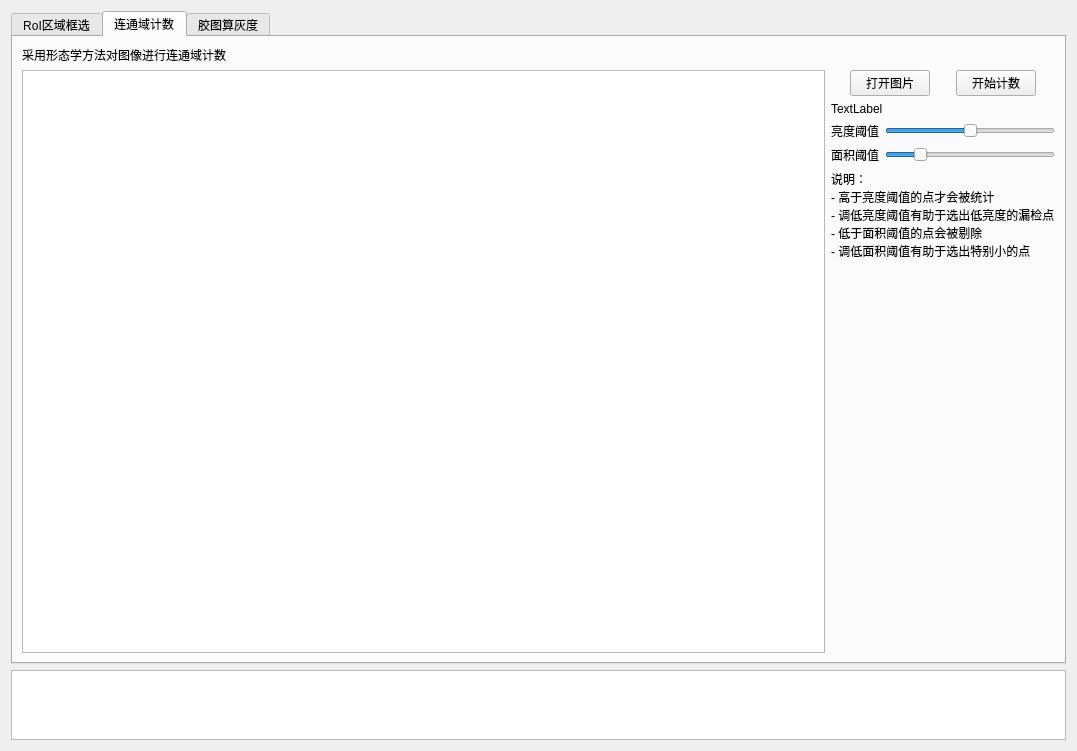
Qt form uic/main_dialog.ui (mulin-xml/wwy2) before a commit.
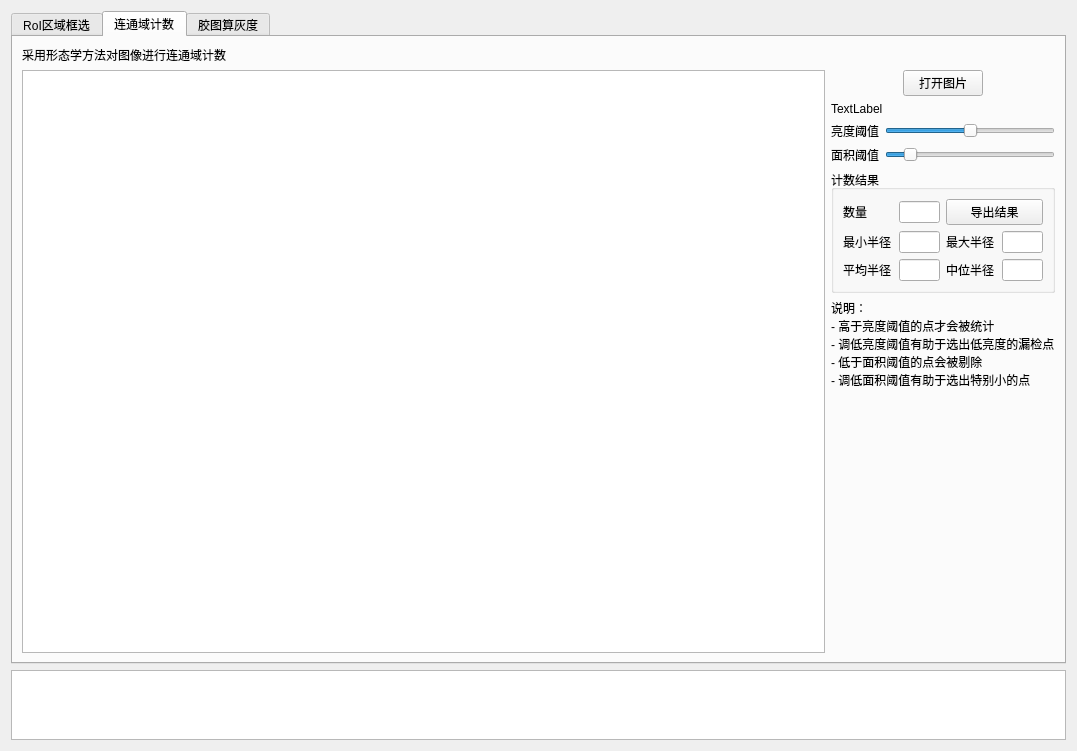
The same form after that commit. Custom widgets are drawn as their Qt base class.

Diff of the .ui file:
```diff
--- a/uic/main_dialog.ui
+++ b/uic/main_dialog.ui
@@ -451,26 +451,6 @@
                </property>
               </spacer>
              </item>
-             <item>
-              <widget class="QPushButton" name="tab2CntButton">
-               <property name="text">
-                <string>开始计数</string>
-               </property>
-              </widget>
-             </item>
-             <item>
-              <spacer name="horizontalSpacer_3">
-               <property name="orientation">
-                <enum>Qt::Horizontal</enum>
-               </property>
-               <property name="sizeHint" stdset="0">
-                <size>
-                 <width>40</width>
-                 <height>20</height>
-                </size>
-               </property>
-              </spacer>
-             </item>
             </layout>
            </item>
            <item>
@@ -519,7 +499,7 @@
                 <number>1</number>
                </property>
                <property name="maximum">
-                <number>50</number>
+                <number>80</number>
                </property>
                <property name="value">
                 <number>10</number>
@@ -534,6 +514,142 @@
              </item>
             </layout>
            </item>
+           <item>
+            <widget class="QGroupBox" name="groupBox_2">
+             <property name="title">
+              <string>计数结果</string>
+             </property>
+             <layout class="QGridLayout" name="gridLayout">
+              <item row="3" column="0">
+               <layout class="QHBoxLayout" name="horizontalLayout_17">
+                <item>
+                 <widget class="QLabel" name="label_16">
+                  <property name="minimumSize">
+                   <size>
+                    <width>50</width>
+                    <height>0</height>
+                   </size>
+                  </property>
+                  <property name="text">
+                   <string>平均半径</string>
+                  </property>
+                 </widget>
+                </item>
+                <item>
+                 <widget class="QLineEdit" name="tab2Mean">
+                  <property name="readOnly">
+                   <bool>true</bool>
+                  </property>
+                 </widget>
+                </item>
+               </layout>
+              </item>
+              <item row="1" column="1">
+               <layout class="QHBoxLayout" name="horizontalLayout_16">
+                <item>
+                 <widget class="QLabel" name="label_15">
+                  <property name="minimumSize">
+                   <size>
+                    <width>50</width>
+                    <height>0</height>
+                   </size>
+                  </property>
+                  <property name="text">
+                   <string>最大半径</string>
+                  </property>
+                 </widget>
+                </item>
+                <item>
+                 <widget class="QLineEdit" name="tab2Max">
+                  <property name="readOnly">
+                   <bool>true</bool>
+                  </property>
+                 </widget>
+                </item>
+               </layout>
+              </item>
+              <item row="1" column="0">
+               <layout class="QHBoxLayout" name="horizontalLayout_15">
+                <item>
+                 <widget class="QLabel" name="label_13">
+                  <property name="minimumSize">
+                   <size>
+                    <width>50</width>
+                    <height>0</height>
+                   </size>
+                  </property>
+                  <property name="text">
+                   <string>最小半径</string>
+                  </property>
+                 </widget>
+                </item>
+                <item>
+                 <widget class="QLineEdit" name="tab2Min">
+                  <property name="readOnly">
+                   <bool>true</bool>
+                  </property>
+                 </widget>
+                </item>
+               </layout>
+              </item>
+              <item row="0" column="0">
+               <layout class="QHBoxLayout" name="horizontalLayout_13">
+                <item>
+                 <widget class="QLabel" name="label_12">
+                  <property name="minimumSize">
+                   <size>
+                    <width>50</width>
+                    <height>0</height>
+                   </size>
+                  </property>
+                  <property name="text">
+                   <string>数量</string>
+                  </property>
+                 </widget>
+                </item>
+                <item>
+                 <widget class="QLineEdit" name="tab2Num">
+                  <property name="readOnly">
+                   <bool>true</bool>
+                  </property>
+                 </widget>
+                </item>
+               </layout>
+              </item>
+              <item row="3" column="1">
+               <layout class="QHBoxLayout" name="horizontalLayout_18">
+                <item>
+                 <widget class="QLabel" name="label_17">
+                  <property name="minimumSize">
+                   <size>
+                    <width>50</width>
+                    <height>0</height>
+                   </size>
+                  </property>
+                  <property name="text">
+                   <string>中位半径</string>
+                  </property>
+                 </widget>
+                </item>
+                <item>
+                 <widget class="QLineEdit" name="tab2Mid">
+                  <property name="readOnly">
+                   <bool>true</bool>
+                  </property>
+                 </widget>
+                </item>
+               </layout>
+              </item>
+              <item row="0" column="1">
+               <widget class="QPushButton" name="tab2ExportButton">
+                <property name="text">
+                 <string>导出结果</string>
+                </property>
+               </widget>
+              </item>
+             </layout>
+            </widget>
+           </item>
            <item>
             <widget class="QLabel" name="label_11">
              <property name="text">
```
Left out of the diff: 16 changed lines with no effect on the pictures. Lines whose indentation alone changed are shown as unchanged.
